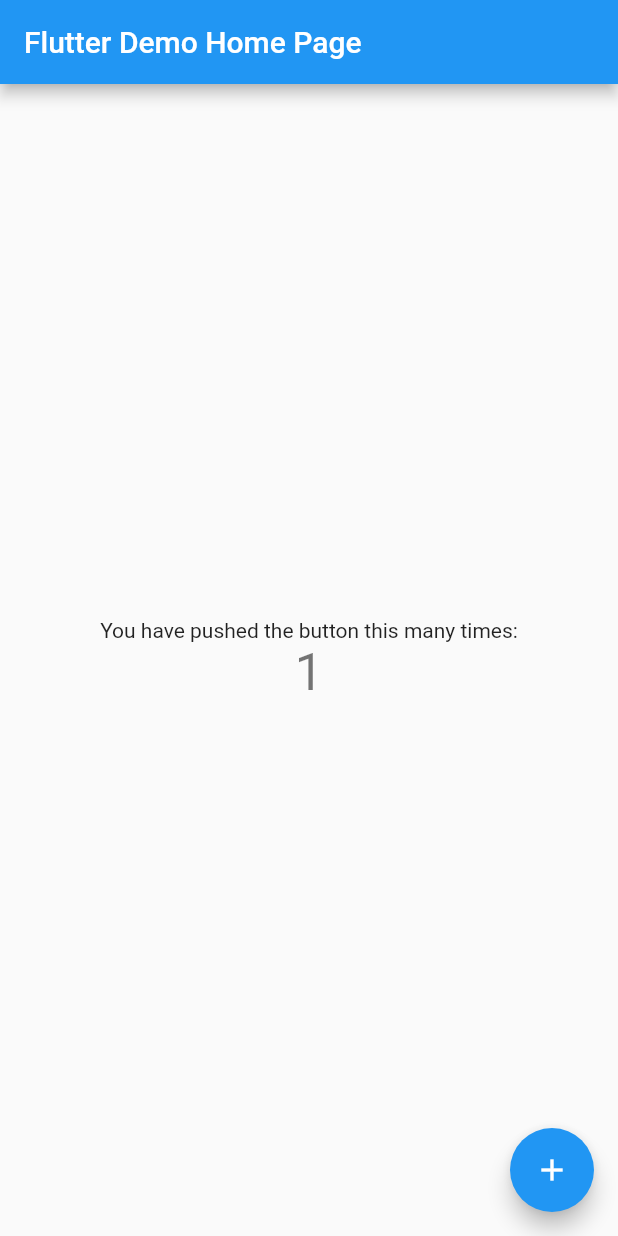
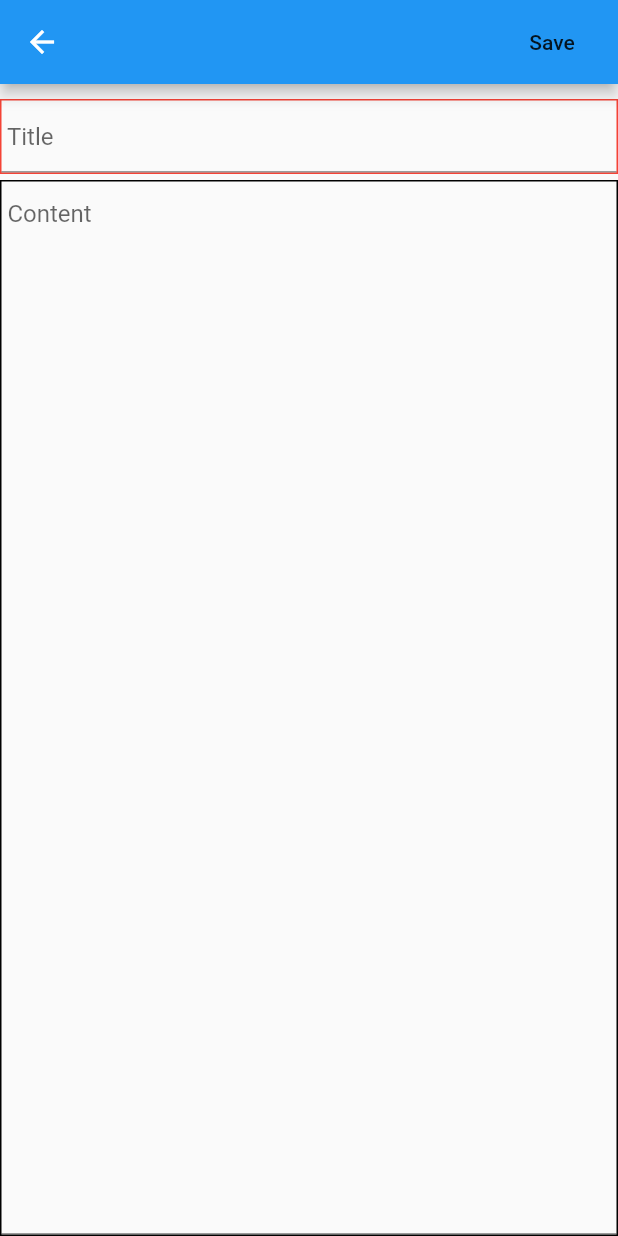
Before and after one commit to rpriyanshu9/NotesApp, a Flutter app: the screen it shows after launch, after a tap on the "add" icon, on a phone screen of 412 x 824 dp. Run offline on Flutter 3.47's test engine with Material 2 defaults, Android fonts, the phone set to English and light mode, and no system bars; our stand-ins replace cloud_firestore, firebase_core; accounts and stored records are empty.

Commit message:
basic functionality added

```diff
--- /dev/null
+++ b/lib/add_note.dart
@@ -0,0 +1,61 @@
+import 'package:cloud_firestore/cloud_firestore.dart';
+import 'package:flutter/material.dart';
+
+class AddNote extends StatelessWidget {
+  TextEditingController title = TextEditingController();
+  TextEditingController content = TextEditingController();
+  CollectionReference ref = FirebaseFirestore.instance.collection('notes');
+
+  @override
+  Widget build(BuildContext context) {
+    return Scaffold(
+      appBar: AppBar(
+        actions: [
+          FlatButton(
+            onPressed: () {
+              ref.add({
+                "title": title.text,
+                "content": content.text
+              }).whenComplete(() => Navigator.pop(context));
+            },
+            child: Text("Save"),
+          ),
+        ],
+      ),
+      body: Column(
+        children: [
+          SizedBox(
+            height: 10,
+          ),
+          Container(
+            child: TextField(
+              decoration: InputDecoration(hintText: " Title"),
+              controller: title,
+            ),
+            decoration: BoxDecoration(
+                border: Border.all(
+              color: Colors.red,
+            )),
+          ),
+          SizedBox(
+            height: 4,
+          ),
+          Expanded(
+            child: Container(
+              child: TextField(
+                controller: content,
+                maxLines: null,
+                expands: true,
+                decoration: InputDecoration(hintText: " Content"),
+              ),
+              decoration: BoxDecoration(
+                  border: Border.all(
+                color: Colors.black,
+              )),
+            ),
+          ),
+        ],
+      ),
+    );
+  }
+}
--- a/lib/main.dart
+++ b/lib/main.dart
@@ -1,117 +1,98 @@
+import 'package:cloud_firestore/cloud_firestore.dart';
+import 'package:firebase_core/firebase_core.dart';
 import 'package:flutter/material.dart';
+import 'package:notes_app_firebase/add_note.dart';
+import 'package:notes_app_firebase/edit_note.dart';
 
-void main() {
+void main() async {
+  WidgetsFlutterBinding.ensureInitialized();
   runApp(MyApp());
 }
 
 class MyApp extends StatelessWidget {
-  // This widget is the root of your application.
+  final Future<FirebaseApp> _fbApp = Firebase.initializeApp();
   @override
   Widget build(BuildContext context) {
     return MaterialApp(
       title: 'Flutter Demo',
       theme: ThemeData(
-        // This is the theme of your application.
-        //
-        // Try running your application with "flutter run". You'll see the
-        // application has a blue toolbar. Then, without quitting the app, try
-        // changing the primarySwatch below to Colors.green and then invoke
-        // "hot reload" (press "r" in the console where you ran "flutter run",
-        // or simply save your changes to "hot reload" in a Flutter IDE).
-        // Notice that the counter didn't reset back to zero; the application
-        // is not restarted.
         primarySwatch: Colors.blue,
-        // This makes the visual density adapt to the platform that you run
-        // the app on. For desktop platforms, the controls will be smaller and
-        // closer together (more dense) than on mobile platforms.
         visualDensity: VisualDensity.adaptivePlatformDensity,
       ),
-      home: MyHomePage(title: 'Flutter Demo Home Page'),
+      home: FutureBuilder(
+        future: _fbApp,
+        builder: (context, snapshot) {
+          if (snapshot.hasError) {
+            print("You have an error! ${snapshot.error.toString()}");
+            return Text("Somethings wrong");
+          } else if (snapshot.hasData) {
+            return MyHomePage();
+          } else
+            return Center(
+              child: CircularProgressIndicator(),
+            );
+        },
+      ),
     );
   }
 }
 
-class MyHomePage extends StatefulWidget {
-  MyHomePage({Key key, this.title}) : super(key: key);
-
-  // This widget is the home page of your application. It is stateful, meaning
-  // that it has a State object (defined below) that contains fields that affect
-  // how it looks.
-
-  // This class is the configuration for the state. It holds the values (in this
-  // case the title) provided by the parent (in this case the App widget) and
-  // used by the build method of the State. Fields in a Widget subclass are
-  // always marked "final".
-
-  final String title;
-
-  @override
-  _MyHomePageState createState() => _MyHomePageState();
-}
-
-class _MyHomePageState extends State<MyHomePage> {
-  int _counter = 0;
-
-  void _incrementCounter() {
-    setState(() {
-      // This call to setState tells the Flutter framework that something has
-      // changed in this State, which causes it to rerun the build method below
-      // so that the display can reflect the updated values. If we changed
-      // _counter without calling setState(), then the build method would not be
-      // called again, and so nothing would appear to happen.
-      _counter++;
-    });
-  }
+class MyHomePage extends StatelessWidget {
+  final ref = FirebaseFirestore.instance.collection('notes');
 
   @override
   Widget build(BuildContext context) {
-    // This method is rerun every time setState is called, for instance as done
-    // by the _incrementCounter method above.
-    //
-    // The Flutter framework has been optimized to make rerunning build methods
-    // fast, so that you can just rebuild anything that needs updating rather
-    // than having to individually change instances of widgets.
     return Scaffold(
       appBar: AppBar(
-        // Here we take the value from the MyHomePage object that was created by
-        // the App.build method, and use it to set our appbar title.
-        title: Text(widget.title),
-      ),
-      body: Center(
-        // Center is a layout widget. It takes a single child and positions it
-        // in the middle of the parent.
-        child: Column(
-          // Column is also a layout widget. It takes a list of children and
-          // arranges them vertically. By default, it sizes itself to fit its
-          // children horizontally, and tries to be as tall as its parent.
-          //
-          // Invoke "debug painting" (press "p" in the console, choose the
-          // "Toggle Debug Paint" action from the Flutter Inspector in Android
-          // Studio, or the "Toggle Debug Paint" command in Visual Studio Code)
-          // to see the wireframe for each widget.
-          //
-          // Column has various properties to control how it sizes itself and
-          // how it positions its children. Here we use mainAxisAlignment to
-          // center the children vertically; the main axis here is the vertical
-          // axis because Columns are vertical (the cross axis would be
-          // horizontal).
-          mainAxisAlignment: MainAxisAlignment.center,
-          children: <Widget>[
-            Text(
-              'You have pushed the button this many times:',
-            ),
-            Text(
-              '$_counter',
-              style: Theme.of(context).textTheme.headline4,
-            ),
-          ],
-        ),
+        title: Text("NotesApp"),
       ),
       floatingActionButton: FloatingActionButton(
-        onPressed: _incrementCounter,
-        tooltip: 'Increment',
         child: Icon(Icons.add),
-      ), // This trailing comma makes auto-formatting nicer for build methods.
+        onPressed: () {
+          Navigator.push(
+              context,
+              MaterialPageRoute(
+                builder: (context) => AddNote(),
+              ));
+        },
+      ),
+      body: StreamBuilder(
+          stream: ref.snapshots(),
+          builder: (context, AsyncSnapshot<QuerySnapshot> snapshot) {
+            return GridView.builder(
+              itemCount: snapshot.hasData ? snapshot.data.docs.length : 0,
+              gridDelegate:
+                  SliverGridDelegateWithFixedCrossAxisCount(crossAxisCount: 2),
+              itemBuilder: (context, index) {
+                return GestureDetector(
+                  onTap: () {
+                    Navigator.push(
+                        context,
+                        MaterialPageRoute(
+                          builder: (context) => EditNote(
+                            docToEdit: snapshot.data.docs[index],
+                          ),
+                        ));
+                  },
+                  child: Container(
+                    child: Column(
+                        crossAxisAlignment: CrossAxisAlignment.start,
+                        children: [
+                          Text(
+                            snapshot.data.docs[index].data()['title'],
+                          ),
+                          Text(
+                            snapshot.data.docs[index].data()['content'],
+                          ),
+                        ]),
+                    height: 150,
+                    color: Colors.grey[100],
+                    margin: EdgeInsets.all(10.0),
+                  ),
+                );
+              },
+            );
+          }),
     );
   }
 }
--- a/pubspec.yaml
+++ b/pubspec.yaml
@@ -23,6 +23,8 @@ environment:
 dependencies:
   flutter:
     sdk: flutter
+  cloud_firestore:
+  firebase_core:
 
 
   # The following adds the Cupertino Icons font to your application.
```
Also changed, not shown: lib/edit_note.dart (added, +83 -0 lines), pubspec.lock, 4 other files.
